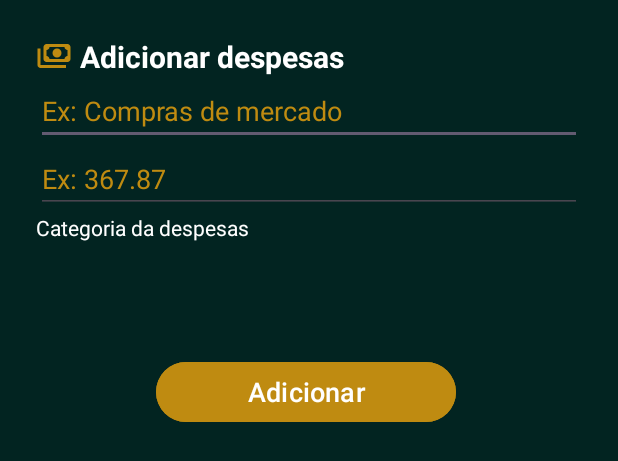
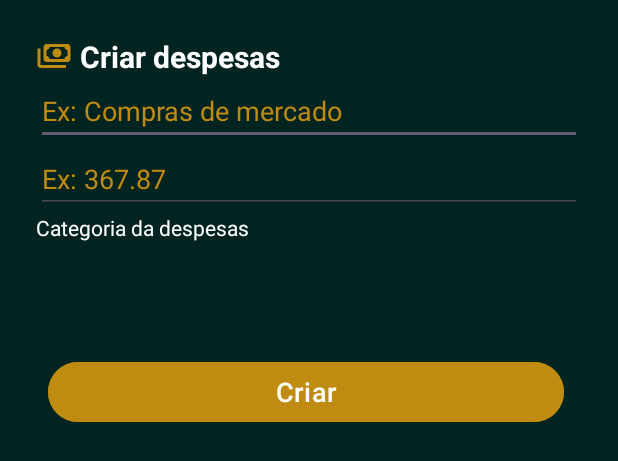
Before and after one commit to m-sabin/Orcai, an Android app: the layout spent_bottom_sheet.xml on its own in the app's theme, with its tools: preview values and no code run, on a phone screen of 412 x 824 dp. Shown: the top 461 px of the screen. Run offline under Robolectric (Android 15) with nearby library versions, the phone set to English and light mode, and no system bars.

Commit message:
adicionei o click na despesa para deletar exibindo um AlertDialog
juntei a funcao de deletar e atualizar junto. Ou seja, quando a despesas ja existe, mostra a opcao de atualizar ou deletar. se nao, vai criar uma nova

atualizei a criacao da categoria que nao permite mais que um icone e uma cor que ja foi usado nao aparece mais na lista

```diff
--- a/app/src/main/java/com/example/ora/Converters.kt
+++ b/app/src/main/java/com/example/ora/Converters.kt
@@ -22,6 +22,7 @@ fun CategoryEntity.toUiData(): CategoryUiData{
 
 fun SpentUiData.toEntity(): SpentEntity{
     return SpentEntity(
+        id = this.id,
         amount = this.amount,
         category = this.category,
         icon = this.icon,
@@ -31,6 +32,7 @@ fun SpentUiData.toEntity(): SpentEntity{
 
 fun SpentEntity.toUiData(): SpentUiData{
     return SpentUiData(
+        id = this.id,
         amount = this.amount,
         category = this.category,
         icon = this.icon,
--- a/app/src/main/java/com/example/ora/SpentDao.kt
+++ b/app/src/main/java/com/example/ora/SpentDao.kt
@@ -6,6 +6,7 @@ import androidx.room.Delete
 import androidx.room.Insert
 import androidx.room.OnConflictStrategy
 import androidx.room.Query
+import androidx.room.Update
 
 @Dao
 interface SpentDao {
@@ -19,6 +20,9 @@ interface SpentDao {
     @Delete
    suspend fun deleteSpent(spent: SpentEntity)
 
+   @Update
+   suspend fun updateSpent(spent: SpentEntity)
+
    @Query("DELETE FROM spent_table WHERE icon = :icon")
    suspend fun deleteByIcon(icon: Int)
 
--- a/app/src/main/java/com/example/ora/SpentUiData.kt
+++ b/app/src/main/java/com/example/ora/SpentUiData.kt
@@ -4,6 +4,7 @@ import android.graphics.Color
 import androidx.annotation.DrawableRes
 
 data class SpentUiData(
+    val id: Int,
     val category: String,
     val amount: Double,
     @DrawableRes val icon: Int,
--- a/app/src/main/java/com/example/ora/SpentViewModel.kt
+++ b/app/src/main/java/com/example/ora/SpentViewModel.kt
@@ -22,6 +22,12 @@ class SpentViewModel(private val spentDao: SpentDao) : ViewModel() {
         }
     }
 
+    fun update(spent: SpentEntity) {
+        viewModelScope.launch {
+            spentDao.updateSpent(spent)
+        }
+    }
+
     fun deleteByIcon(icon: Int){
         viewModelScope.launch {
             spentDao.deleteByIcon(icon)
--- a/app/src/main/res/layout/spent_bottom_sheet.xml
+++ b/app/src/main/res/layout/spent_bottom_sheet.xml
@@ -12,7 +12,7 @@
         android:layout_width="wrap_content"
         android:layout_height="wrap_content"
         android:drawableStart="@drawable/ic_expense"
-        android:text="Adicionar despesas"
+        android:text="Criar despesas"
         android:drawablePadding="5dp"
         android:textColor="@color/white"
         android:textSize="20sp"
@@ -49,14 +49,38 @@
         android:orientation="horizontal"
         android:layout_gravity="center_horizontal"/>
 
-    <Button
-        android:id="@+id/btnCreateSpent"
-        android:layout_width="200dp"
+    <LinearLayout
+        android:id="@+id/ctn_BotaoCreateOrUpdate"
+        android:layout_width="match_parent"
         android:layout_height="wrap_content"
-        android:layout_marginStart="80dp"
-        android:layout_marginTop="8dp"
-        android:backgroundTint="@color/primary400"
-        android:text="Adicionar"
-        android:textSize="18sp"/>
+        android:orientation="horizontal"
+        android:layout_margin="8dp"
+        android:gravity="center">
+
+        <Button
+            android:id="@+id/btnCreateSpent"
+            android:layout_width="0dp"
+            android:layout_height="wrap_content"
+            android:layout_weight="1"
+            android:layout_gravity="center_horizontal"
+            android:backgroundTint="@color/primary400"
+            android:textColorHint="@color/white"
+            android:text="Criar"
+            android:layout_marginEnd="4dp"
+            android:textSize="18sp"/>
+
+        <Button
+            android:id="@+id/btn_delete_spent"
+            android:layout_width="0dp"
+            android:layout_height="wrap_content"
+            android:layout_weight="1"
+            android:text="Deletar"
+            android:textColor="@android:color/white"
+            android:backgroundTint="@android:color/holo_red_dark"
+            android:visibility="gone"
+            android:layout_marginStart="4dp"
+            android:textSize="18sp"/>
+
+    </LinearLayout>
 
 </androidx.appcompat.widget.LinearLayoutCompat>
```
Also changed, not shown: app/src/main/java/com/example/ora/CreateCategoryBottomSheet.kt (+53 -49 lines), app/src/main/java/com/example/ora/CreateSpentBottomSheet.kt (+37 -7 lines), app/src/main/java/com/example/ora/MainActivity.kt (+33 -15 lines), app/src/main/java/com/example/ora/SpentListAdapter.kt (+5 -2 lines).
